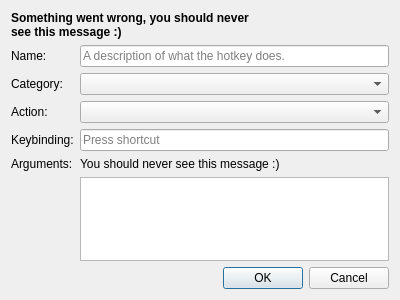
The window that src/widgets/dialogs/EditHotkeyDialog.ui (Chatterino/chatterino2) describes before a commit, drawn with Qt 5.
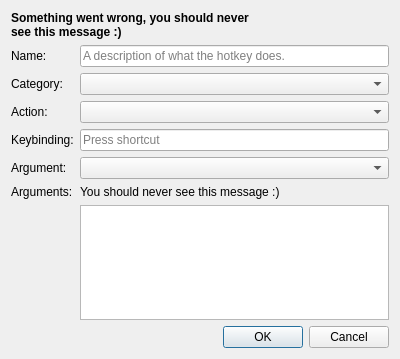
The same window after the commit.

Commit message: WIP on: feature/hotkeys_ui_improvement_stuff

The edit to the form file:
```diff
--- a/src/widgets/dialogs/EditHotkeyDialog.ui
+++ b/src/widgets/dialogs/EditHotkeyDialog.ui
@@ -7,7 +7,7 @@
     <x>0</x>
     <y>0</y>
     <width>400</width>
-    <height>300</height>
+    <height>359</height>
    </rect>
   </property>
   <property name="windowTitle">
@@ -76,6 +76,9 @@
        </property>
       </widget>
      </item>
+     <item row="1" column="1">
+      <widget class="QComboBox" name="categoryPicker"/>
+     </item>
      <item row="2" column="0">
       <widget class="QLabel" name="actionLabel">
        <property name="text">
@@ -107,6 +110,13 @@
       <widget class="QKeySequenceEdit" name="keyComboEdit"/>
      </item>
      <item row="4" column="0">
+      <widget class="QLabel" name="easyArgsLabel">
+       <property name="text">
+        <string>Argument:</string>
+       </property>
+      </widget>
+     </item>
+     <item row="5" column="0">
       <widget class="QLabel" name="argumentsLabel">
        <property name="text">
         <string>Arguments:</string>
@@ -116,7 +126,7 @@
        </property>
       </widget>
      </item>
-     <item row="4" column="1">
+     <item row="5" column="1">
       <widget class="QLabel" name="argumentsDescription">
        <property name="text">
         <string>You should never see this message :)</string>
@@ -126,7 +136,7 @@
        </property>
       </widget>
      </item>
-     <item row="5" column="1">
+     <item row="6" column="1">
       <widget class="QPlainTextEdit" name="argumentsEdit">
        <property name="plainText">
         <string/>
@@ -136,8 +146,21 @@
        </property>
       </widget>
      </item>
-     <item row="1" column="1">
-      <widget class="QComboBox" name="categoryPicker"/>
+     <item row="4" column="1">
+      <widget class="QComboBox" name="easyArgsPicker">
+       <property name="sizePolicy">
+        <sizepolicy hsizetype="Minimum" vsizetype="Fixed">
+         <horstretch>0</horstretch>
+         <verstretch>0</verstretch>
+        </sizepolicy>
+       </property>
+       <property name="currentText">
+        <string/>
+       </property>
+       <property name="placeholderText">
+        <string>Nothing here</string>
+       </property>
+      </widget>
      </item>
     </layout>
    </item>
```
Left out of the diff: 16 changed lines with no effect on the pictures. The commit also changes 5 other files.
